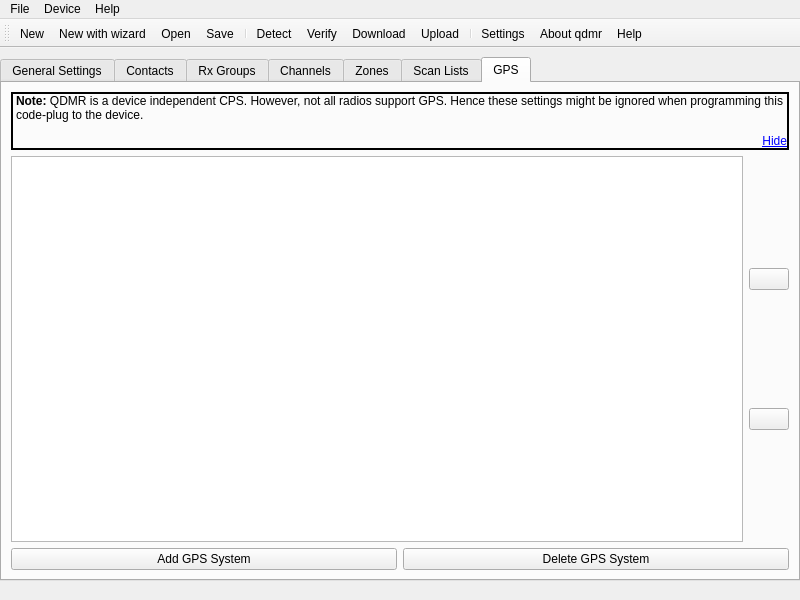
hmatuschek/qdmr, file shared/mainwindow.ui: the form before one commit.
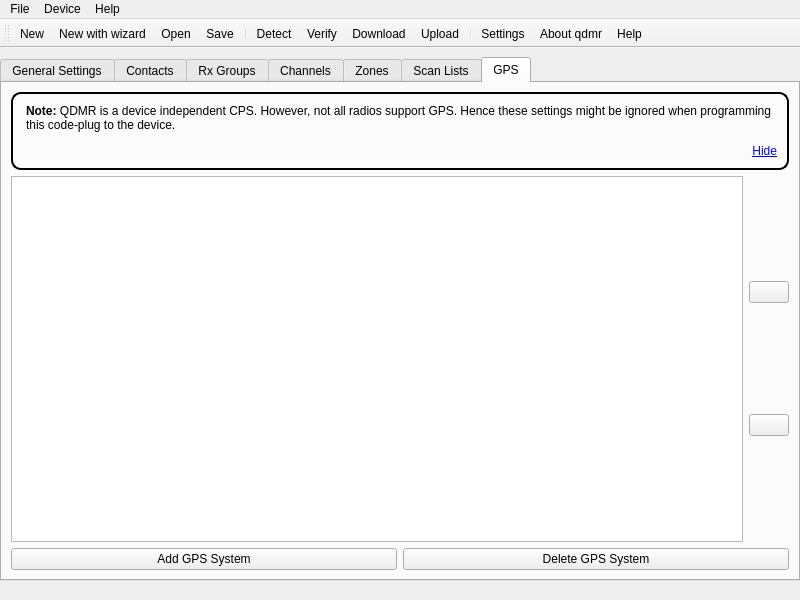
The form after the commit. The open tabs and pages were chosen to show the change. Icons and pictures are not drawn.

Patch:
```diff
--- a/shared/mainwindow.ui
+++ b/shared/mainwindow.ui
@@ -630,10 +630,13 @@
         <item>
          <widget class="QLabel" name="gpsNote">
           <property name="styleSheet">
-           <string notr="true"/>
+           <string notr="true">padding:10px;border: 2px solid black; border-radius: 10px;</string>
           </property>
           <property name="frameShape">
-           <enum>QFrame::Box</enum>
+           <enum>QFrame::NoFrame</enum>
+          </property>
+          <property name="frameShadow">
+           <enum>QFrame::Plain</enum>
           </property>
           <property name="lineWidth">
            <number>2</number>
```
